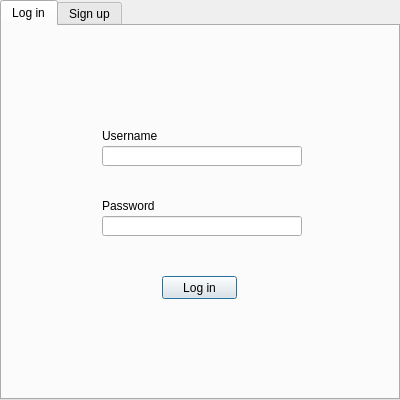
Qt form BaseClient/Source/LoginDialog.ui (WorksAhead/Base) before a commit.
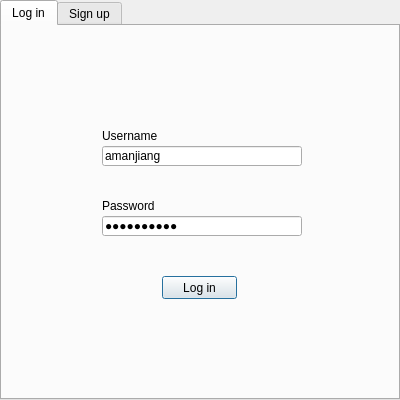
The same form after that commit.

```diff
--- a/BaseClient/Source/LoginDialog.ui
+++ b/BaseClient/Source/LoginDialog.ui
@@ -98,6 +98,9 @@
          <height>20</height>
         </rect>
        </property>
+       <property name="text">
+        <string>amanjiang</string>
+       </property>
        <property name="maxLength">
         <number>39</number>
        </property>
@@ -111,6 +114,9 @@
          <height>20</height>
         </rect>
        </property>
+       <property name="text">
+        <string>pswcom%@11</string>
+       </property>
        <property name="maxLength">
         <number>72</number>
        </property>
```
